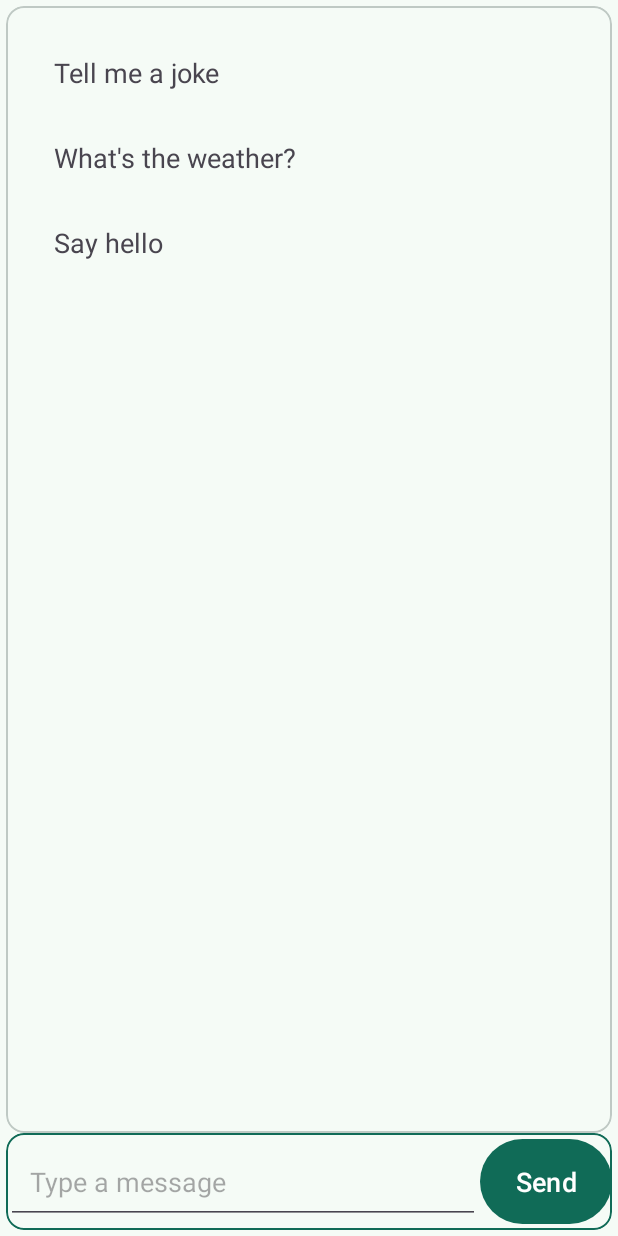
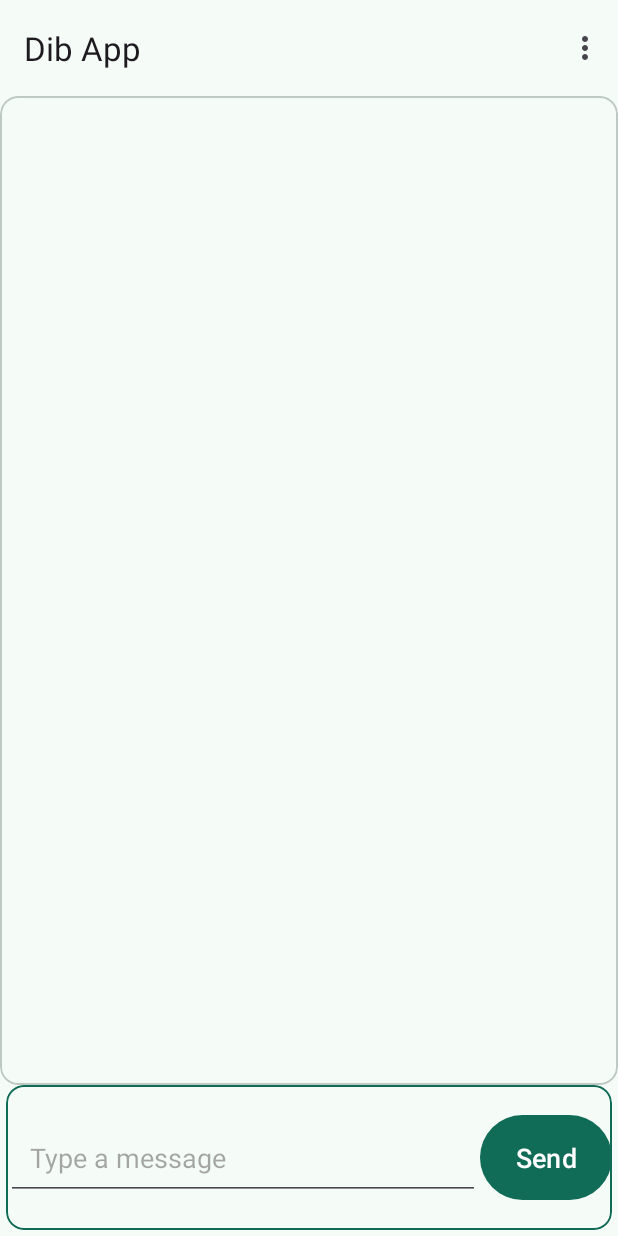
Before and after one commit to serkez/dib_android_app, an Android app: the screen it shows after launch (MainActivity), on a phone screen of 412 x 824 dp. Run offline under Robolectric (Android 15) with nearby library versions, the phone set to English and light mode, and no system bars.

Commit message:
Update ContentMain and others

```diff
--- a/app/src/main/java/com/example/dibapp/MainActivity.java
+++ b/app/src/main/java/com/example/dibapp/MainActivity.java
@@ -2,39 +2,58 @@ package com.example.dibapp;
 
 import android.os.Bundle;
 
-import com.google.android.material.snackbar.Snackbar;
-
 import androidx.appcompat.app.AppCompatActivity;
-import androidx.recyclerview.widget.GridLayoutManager;
+import androidx.appcompat.widget.Toolbar;
 import androidx.recyclerview.widget.LinearLayoutManager;
 import androidx.recyclerview.widget.RecyclerView;
 
-import android.view.View;
+import android.os.Handler;
 
 import com.example.dibapp.databinding.ActivityMainBinding;
 
 import android.view.Menu;
 import android.view.MenuItem;
+import android.widget.Button;
+import android.widget.EditText;
 
-import java.util.Arrays;
+import java.util.ArrayList;
 import java.util.List;
 
 public class MainActivity extends AppCompatActivity {
 
     private ActivityMainBinding binding;
+    private RecyclerView recyclerView;
+    private MessageAdapter messageAdapter;
+    private List<String> messageList;
 
     @Override
     protected void onCreate(Bundle savedInstanceState) {
         super.onCreate(savedInstanceState);
         setContentView(R.layout.activity_main);
 
-        RecyclerView recyclerView = findViewById(R.id.rv_messages);
+        Toolbar toolbar = findViewById(R.id.toolbar);
+        setSupportActionBar(toolbar);
+
+         recyclerView = findViewById(R.id.rv_messages);
         recyclerView.setLayoutManager(new LinearLayoutManager(this));
 
-        List<String> prompts = Arrays.asList("Tell me a joke", "What's the weather?", "Say hello");
-        MessageAdapter adapter = new MessageAdapter(prompts);
-        recyclerView.setHasFixedSize(false);
-        recyclerView.setAdapter(adapter);
+        messageList = new ArrayList<>();
+        messageAdapter = new MessageAdapter(messageList);
+        recyclerView.setAdapter(messageAdapter);
+
+        Button sendButton = findViewById(R.id.send_button);
+        EditText inputText = findViewById(R.id.input_text);
+
+        sendButton.setOnClickListener(view -> {
+            String userInput = inputText.getText().toString().trim();
+            if (!userInput.isEmpty()) {
+                addMessage(userInput);
+                inputText.setText("");
+
+                // Simulate a response after a delay
+                new Handler().postDelayed(() -> addMessage("This is a response"), 1000);
+            }
+        });
     }
 
 
@@ -47,6 +66,13 @@ public class MainActivity extends AppCompatActivity {
 //            }
 //        });
   //  }
+
+    private void addMessage(String message) {
+        messageList.add(message);
+        messageAdapter.notifyItemInserted(messageList.size() - 1);
+        if(recyclerView != null && messageList.size()>1)
+            recyclerView.scrollToPosition(messageList.size() - 1);
+    }
 
     @Override
     public boolean onCreateOptionsMenu(Menu menu) {
--- a/app/src/main/java/com/example/dibapp/MessageAdapter.java
+++ b/app/src/main/java/com/example/dibapp/MessageAdapter.java
@@ -5,41 +5,100 @@ import android.view.View;
 import android.view.ViewGroup;
 import android.widget.TextView;
 
+import androidx.annotation.NonNull;
 import androidx.recyclerview.widget.RecyclerView;
+
+import com.example.dibapp.R;
 
 import java.util.List;
 
 public class MessageAdapter extends RecyclerView.Adapter<MessageAdapter.MessageViewHolder> {
-    private List<String> MessageList;
 
-    public static class MessageViewHolder extends RecyclerView.ViewHolder {
-        public TextView MessageTextView;
+    private List<String> messageList;
 
-        public MessageViewHolder(View itemView) {
-            super(itemView);
-            MessageTextView = itemView.findViewById(R.id.message_text_view);
-        }
+    public MessageAdapter(List<String> messageList) {
+        this.messageList = messageList;
     }
 
-    public MessageAdapter(List<String> MessageList) {
-        this.MessageList = MessageList;
-    }
-
+    @NonNull
     @Override
-    public MessageViewHolder onCreateViewHolder(ViewGroup parent, int viewType) {
+    public MessageViewHolder onCreateViewHolder(@NonNull ViewGroup parent, int viewType) {
         View view = LayoutInflater.from(parent.getContext())
                 .inflate(R.layout.message_item, parent, false);
         return new MessageViewHolder(view);
     }
 
     @Override
-    public void onBindViewHolder(MessageViewHolder holder, int position) {
-        String message = MessageList.get(position);
-        holder.MessageTextView.setText(message);
+    public void onBindViewHolder(@NonNull MessageViewHolder holder, int position) {
+        String message = messageList.get(position);
+        holder.messageTextView.setText(message);
     }
 
     @Override
     public int getItemCount() {
-        return MessageList.size();
+        if(messageList == null)
+            return 0;
+        return messageList.size();
+    }
+
+    public static class MessageViewHolder extends RecyclerView.ViewHolder {
+        public TextView messageTextView;
+
+        public MessageViewHolder(@NonNull View itemView) {
+            super(itemView);
+            messageTextView = itemView.findViewById(R.id.message_text_view);
+        }
     }
 }
+/*
+package com.example.dibapp;
+
+import android.view.LayoutInflater;
+import android.view.View;
+import android.view.ViewGroup;
+import android.widget.TextView;
+
+import androidx.annotation.NonNull;
+import androidx.recyclerview.widget.RecyclerView;
+
+import java.util.List;
+
+public class MessageAdapter extends RecyclerView.Adapter<MessageAdapter.MessageViewHolder> {
+
+    private List<String> messageList;
+
+    public MessageAdapter(List<String> messageList) {
+        this.messageList = messageList;
+    }
+
+    @NonNull
+    @Override
+    public MessageViewHolder onCreateViewHolder(@NonNull ViewGroup parent, int viewType) {
+        // Inflate the individual message item from content_main.xml
+        View view = LayoutInflater.from(parent.getContext())
+                .inflate(R.layout.content_main, parent, false);
+        return new MessageViewHolder(view);
+    }
+
+    @Override
+    public void onBindViewHolder(@NonNull MessageViewHolder holder, int position) {
+        String message = messageList.get(position);
+        holder.messageTextView.setText(message);
+    }
+
+    @Override
+    public int getItemCount() {
+        return messageList == null ? 0 : messageList.size();
+    }
+
+    public static class MessageViewHolder extends RecyclerView.ViewHolder {
+        public TextView messageTextView;
+
+        public MessageViewHolder(@NonNull View itemView) {
+            super(itemView);
+            // Assuming the TextView in content_main.xml has an id message_text_view
+            messageTextView = itemView.findViewById(R.id.message_text_view);
+        }
+    }
+}
+*/
--- a/app/src/main/res/layout/content_main.xml
+++ b/app/src/main/res/layout/content_main.xml
@@ -1,18 +1,23 @@
 <?xml version="1.0" encoding="utf-8"?>
-<LinearLayout xmlns:android="http://schemas.android.com/apk/res/android"
+<androidx.constraintlayout.widget.ConstraintLayout xmlns:android="http://schemas.android.com/apk/res/android"
     xmlns:app="http://schemas.android.com/apk/res-auto"
     xmlns:tools="http://schemas.android.com/tools"
     android:layout_width="match_parent"
     android:layout_height="match_parent"
+    android:fitsSystemWindows="true"
     android:orientation="vertical"
-    android:padding="@dimen/activity_horizontal_half_margin">
+    android:padding="@dimen/activity_horizontal_half_margin"
+    app:layout_behavior="@string/appbar_scrolling_view_behavior">
+
 
     <!-- RecyclerView for displaying chat messages inside a MaterialCardView -->
     <com.google.android.material.card.MaterialCardView
+        style="@style/Widget.Material3.CardView.Outlined"
         android:layout_width="match_parent"
         android:layout_height="0dp"
         android:layout_weight="1"
-        style="@style/Widget.Material3.CardView.Outlined">
+        app:layout_constraintBottom_toTopOf="@+id/input_and_button_card"
+        app:layout_constraintTop_toTopOf="parent">
 
         <androidx.recyclerview.widget.RecyclerView
             android:id="@+id/rv_messages"
@@ -24,17 +29,25 @@
 
     <!-- Input and Button Section inside a MaterialCardView -->
     <com.google.android.material.card.MaterialCardView
-        android:layout_width="match_parent"
+        android:id="@+id/input_and_button_card"
+        style="@style/MaterialCardWithColoredBorder"
+        android:layout_width="0dp"
         android:layout_height="wrap_content"
-        style="@style/MaterialCardWithColoredBorder">
+        android:layout_margin="@dimen/activity_horizontal_half_margin"
+        app:layout_constraintBottom_toBottomOf="parent"
+        app:layout_constraintEnd_toEndOf="parent"
+        app:layout_constraintStart_toStartOf="parent">
+
 
         <LinearLayout
             android:layout_width="match_parent"
             android:layout_height="wrap_content"
+            android:layout_marginTop="@dimen/activity_horizontal_margin_double"
+            android:layout_marginBottom="@dimen/activity_horizontal_margin_double"
             android:orientation="horizontal">
 
             <EditText
-                android:id="@+id/inputText"
+                android:id="@+id/input_text"
                 android:layout_width="0dp"
                 android:layout_height="wrap_content"
                 android:layout_weight="1"
@@ -43,7 +56,7 @@
                 android:padding="16dp" />
 
             <Button
-                android:id="@+id/sendButton"
+                android:id="@+id/send_button"
                 android:layout_width="wrap_content"
                 android:layout_height="wrap_content"
                 android:padding="16dp"
@@ -53,4 +66,4 @@
         </LinearLayout>
     </com.google.android.material.card.MaterialCardView>
 
-</LinearLayout>
+</androidx.constraintlayout.widget.ConstraintLayout>
--- a/app/src/main/res/layout/main_include_text_input_and_button.xml
+++ b/app/src/main/res/layout/main_include_text_input_and_button.xml
@@ -19,7 +19,7 @@
     <LinearLayout style="@style/buttonBarStyle">
 
         <EditText
-            android:id="@+id/inputText"
+            android:id="@+id/input_text"
             android:layout_width="match_parent"
             android:layout_height="wrap_content"
             android:background="?android:attr/editTextBackground"
@@ -29,7 +29,7 @@
 
         <!-- Button for sending message -->
         <Button
-            android:id="@+id/sendButton"
+            android:id="@+id/send_button"
             android:layout_width="match_parent"
             android:layout_height="wrap_content"
             android:background="?attr/selectableItemBackground"
--- a/app/src/main/res/layout/message_item.xml
+++ b/app/src/main/res/layout/message_item.xml
@@ -2,11 +2,13 @@
 <LinearLayout xmlns:android="http://schemas.android.com/apk/res/android"
     android:layout_width="match_parent"
     android:layout_height="wrap_content"
-    android:padding="16dp">
+    android:orientation="horizontal"
+    android:padding="8dp">
 
     <TextView
         android:id="@+id/message_text_view"
         android:layout_width="wrap_content"
         android:layout_height="wrap_content"
-        android:textSize="18sp" />
+        android:text="Sample Message"
+        android:textSize="16sp"/>
 </LinearLayout>
```
